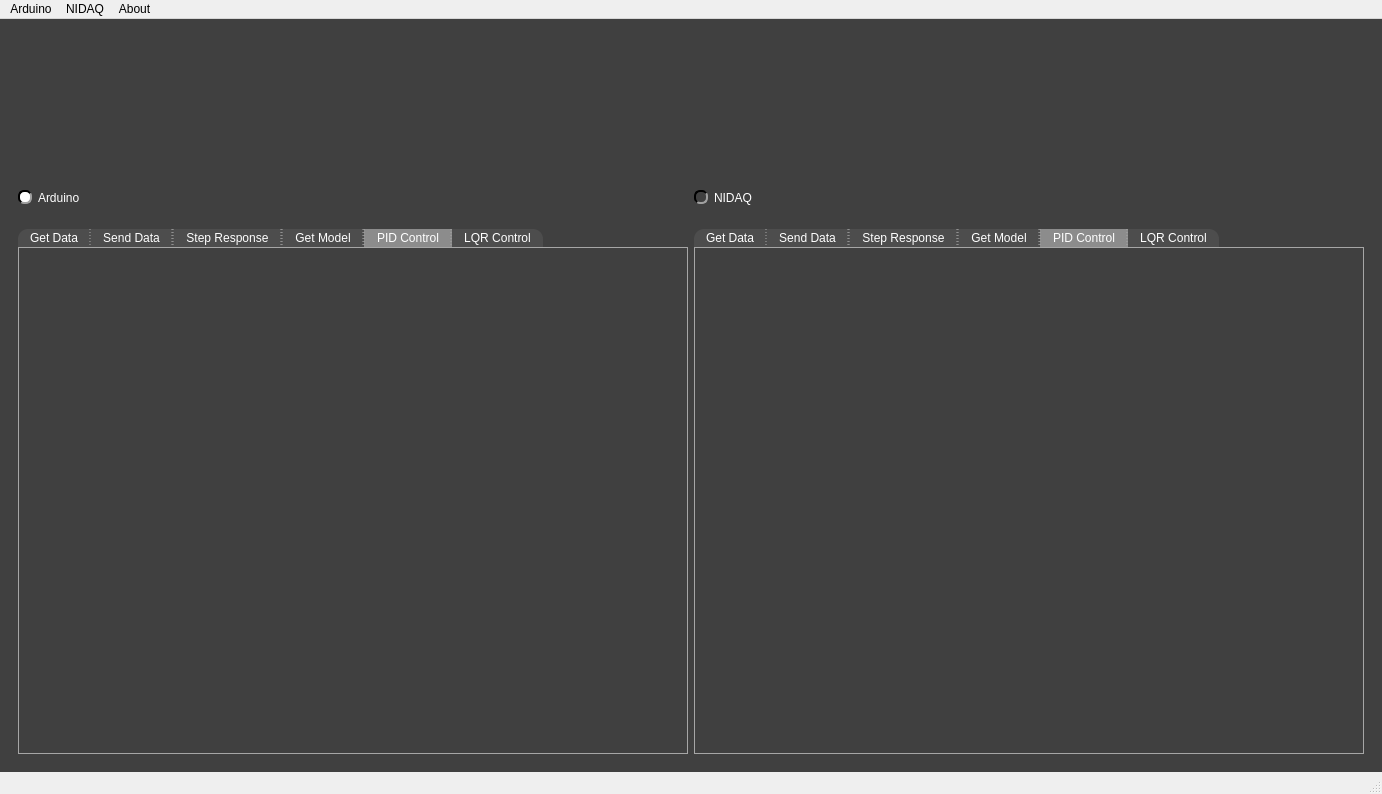
Old version of the form pydaq/uis/PyDAQ_Base.ui in the repository viniciusfs14/pydaq.
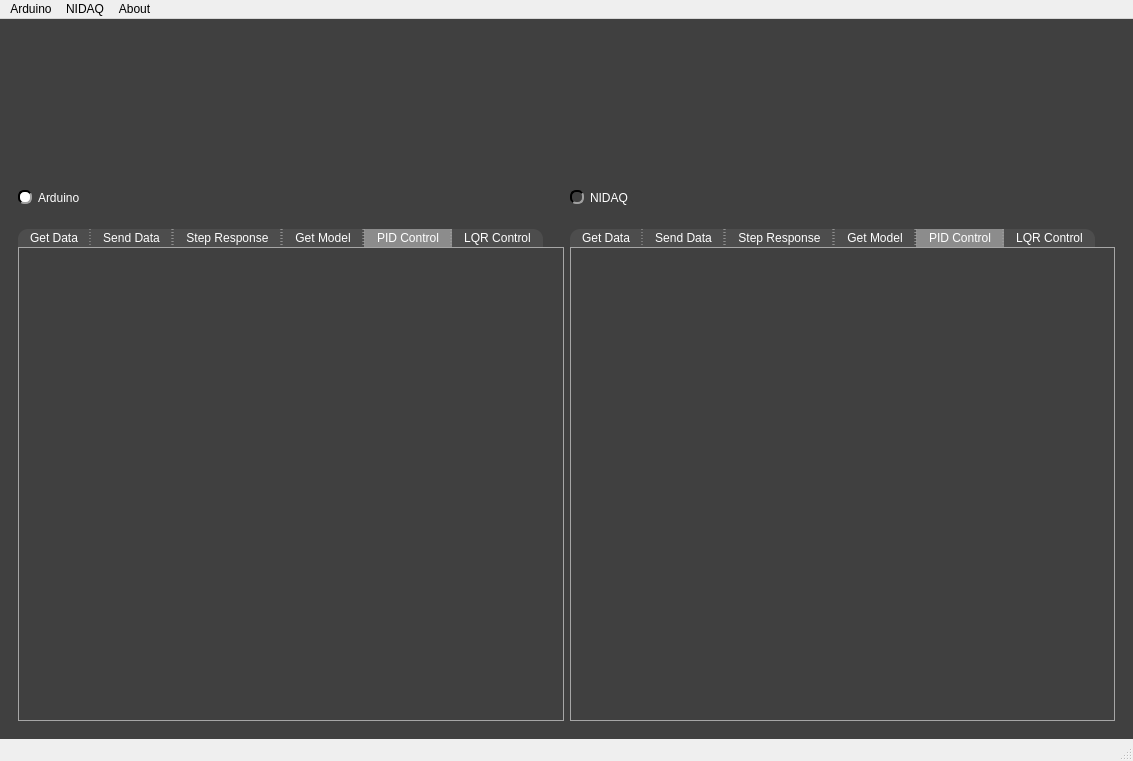
New version of the form. The open tabs and pages were chosen to show the change. Icons and pictures are not drawn. Custom widgets are drawn as their Qt base class.

```diff
--- a/pydaq/uis/PyDAQ_Base.ui
+++ b/pydaq/uis/PyDAQ_Base.ui
@@ -6,8 +6,8 @@
    <rect>
     <x>0</x>
     <y>0</y>
-    <width>1382</width>
-    <height>794</height>
+    <width>1133</width>
+    <height>761</height>
    </rect>
   </property>
   <property name="minimumSize">
@@ -648,8 +648,8 @@
                <rect>
                 <x>0</x>
                 <y>0</y>
-                <width>650</width>
-                <height>465</height>
+                <width>525</width>
+                <height>432</height>
                </rect>
               </property>
               <layout class="QGridLayout" name="gridLayout_21">
@@ -838,8 +838,8 @@
                <rect>
                 <x>0</x>
                 <y>0</y>
-                <width>650</width>
-                <height>465</height>
+                <width>526</width>
+                <height>432</height>
                </rect>
               </property>
               <layout class="QGridLayout" name="gridLayout_19">
@@ -893,7 +893,7 @@
     <rect>
      <x>0</x>
      <y>0</y>
-     <width>1382</width>
+     <width>1133</width>
      <height>33</height>
     </rect>
    </property>
```
Left out of the diff: 47 changed lines with no effect on the pictures.
